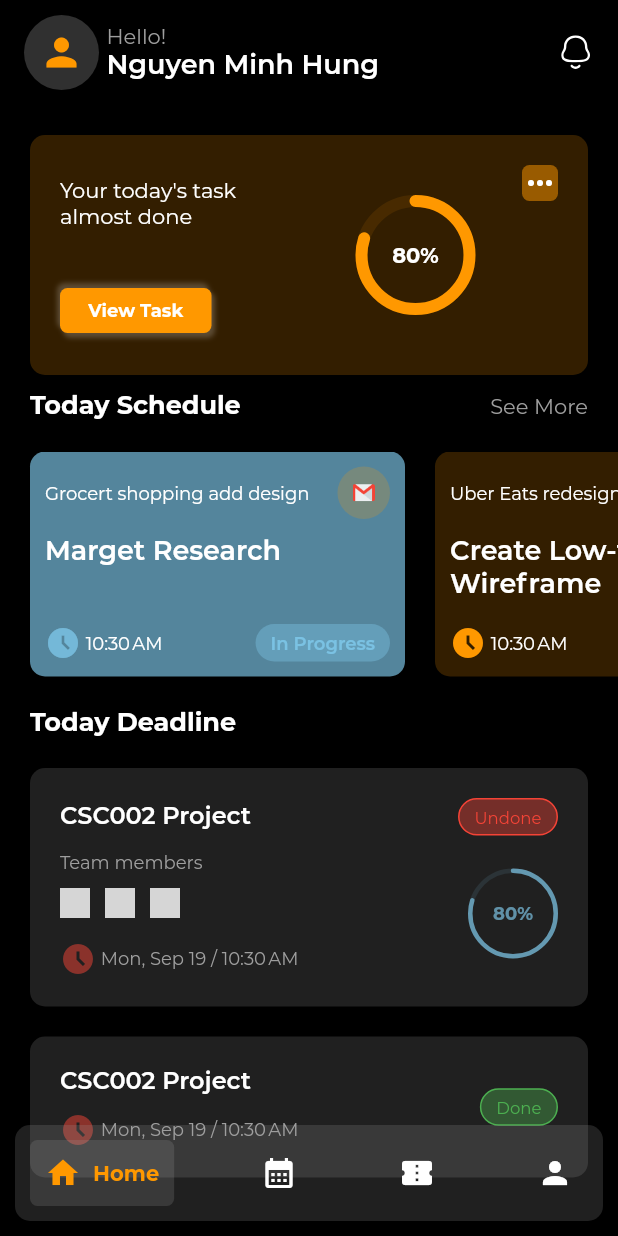
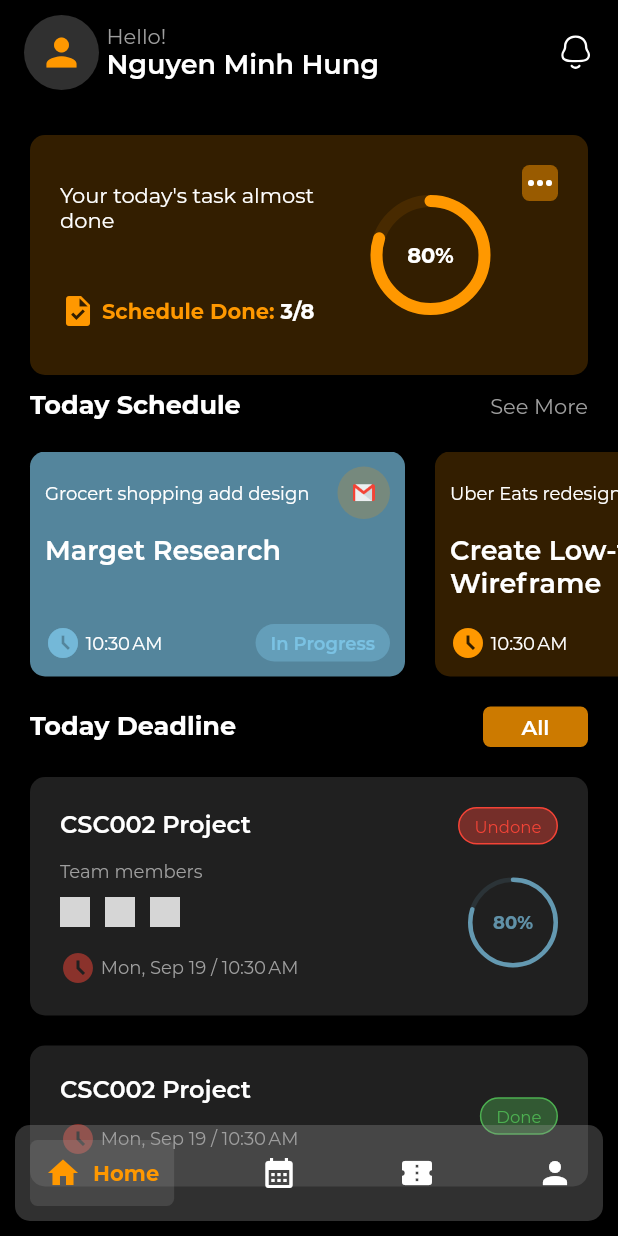
Before and after one commit to minhunsocute/My-Schedule, a Flutter app: the DashBoardScreen screen opened by its route, on a phone screen of 412 x 824 dp. Run offline on Flutter 3.47's test engine with Material 2 defaults, Android fonts, the phone set to English and light mode, and no system bars; drawn by our look-alikes of google_nav_bar, percent_indicator; our stand-ins replace flutter_svg, get, modal_bottom_sheet; statements that could not run were skipped; project files that could hold a hidden picture were left out; grey boxes are pictures that could not be loaded.

Commit message:
UI Home screen 99%

```diff
--- a/lib/Pages/Dashboard_list_screen/Screen/dashboard_screen.dart
+++ b/lib/Pages/Dashboard_list_screen/Screen/dashboard_screen.dart
@@ -59,7 +59,7 @@ class _DashBoardScreenState extends State<DashBoardScreen>
         margin: const EdgeInsets.all(10),
         decoration: BoxDecoration(
           borderRadius: BorderRadius.circular(10),
-          color: Colors.grey.withOpacity(0.2),
+          color: Colors.grey.withOpacity(0.3),
         ),
         child: Padding(
           padding: const EdgeInsets.symmetric(horizontal: 10.0, vertical: 10.0),
--- a/lib/Pages/Dashboard_list_screen/Screen/home_screen.dart
+++ b/lib/Pages/Dashboard_list_screen/Screen/home_screen.dart
@@ -62,8 +62,8 @@ class HomeScreen extends StatelessWidget {
             Padding(
               padding: const EdgeInsets.symmetric(horizontal: 20.0),
               child: Row(
-                children: const [
-                  Text(
+                children: [
+                  const Text(
                     'Today Deadline',
                     style: TextStyle(
                       color: AppColors.textColor,
@@ -71,7 +71,26 @@ class HomeScreen extends StatelessWidget {
                       fontSize: 17,
                     ),
                   ),
-                  Spacer(),
+                  const Spacer(),
+                  InkWell(
+                    borderRadius: BorderRadius.circular(5),
+                    onTap: () {},
+                    child: Container(
+                      padding: const EdgeInsets.symmetric(vertical: 5),
+                      width: 70,
+                      alignment: Alignment.center,
+                      decoration: BoxDecoration(
+                          borderRadius: BorderRadius.circular(5),
+                          color: AppColors.primaryColor.withOpacity(0.8)),
+                      child: const Text(
+                        'All',
+                        style: TextStyle(
+                            color: AppColors.textColor,
+                            fontSize: 14,
+                            fontWeight: FontWeight.w600),
+                      ),
+                    ),
+                  ),
                 ],
               ),
             ),
@@ -147,7 +166,7 @@ class HomeScreen extends StatelessWidget {
       child: Row(
         children: [
           SizedBox(
-            width: (widthDevice - 80) / 2,
+            width: (widthDevice - 80) / 2 + 20,
             child: Column(
               crossAxisAlignment: CrossAxisAlignment.start,
               children: [
@@ -156,49 +175,23 @@ class HomeScreen extends StatelessWidget {
                   style: TextStyle(color: AppColors.textColor),
                 ),
                 const SizedBox(height: 40),
-                Container(
-                  height: 30,
-                  width: 101,
-                  decoration: BoxDecoration(
-                    borderRadius: BorderRadius.circular(5),
-                    color: AppColors.primaryColor,
-                    boxShadow: [
-                      BoxShadow(
-                        color: Colors.white.withOpacity(0.2),
-                        offset: const Offset(2, 3),
-                        blurRadius: 2,
+                Row(
+                  children: const [
+                    Icon(Icons.task, color: AppColors.primaryColor),
+                    Text(
+                      ' Schedule Done: ',
+                      style: TextStyle(
+                        color: AppColors.primaryColor,
+                        fontWeight: FontWeight.bold,
                       ),
-                      BoxShadow(
-                        color: Colors.white.withOpacity(0.2),
-                        offset: const Offset(-2, -3),
-                        blurRadius: 2,
-                      )
-                    ],
-                  ),
-                  child: ElevatedButton(
-                    onPressed: () {},
-                    style: ElevatedButton.styleFrom(
-                      shape: RoundedRectangleBorder(
-                        borderRadius: BorderRadius.circular(10),
-                      ),
-                      // ignore: deprecated_member_use
-                      primary: Colors.transparent,
-                      shadowColor: Colors.transparent,
                     ),
-                    child: Row(
-                      mainAxisAlignment: MainAxisAlignment.center,
-                      children: const [
-                        Text(
-                          'View Task',
-                          style: TextStyle(
-                            color: AppColors.textColor,
-                            fontWeight: FontWeight.bold,
-                            fontSize: 12,
-                          ),
-                        ),
-                      ],
+                    Text(
+                      '3/8',
+                      style: TextStyle(
+                          color: AppColors.textColor,
+                          fontWeight: FontWeight.bold),
                     ),
-                  ),
+                  ],
                 ),
               ],
             ),
```
